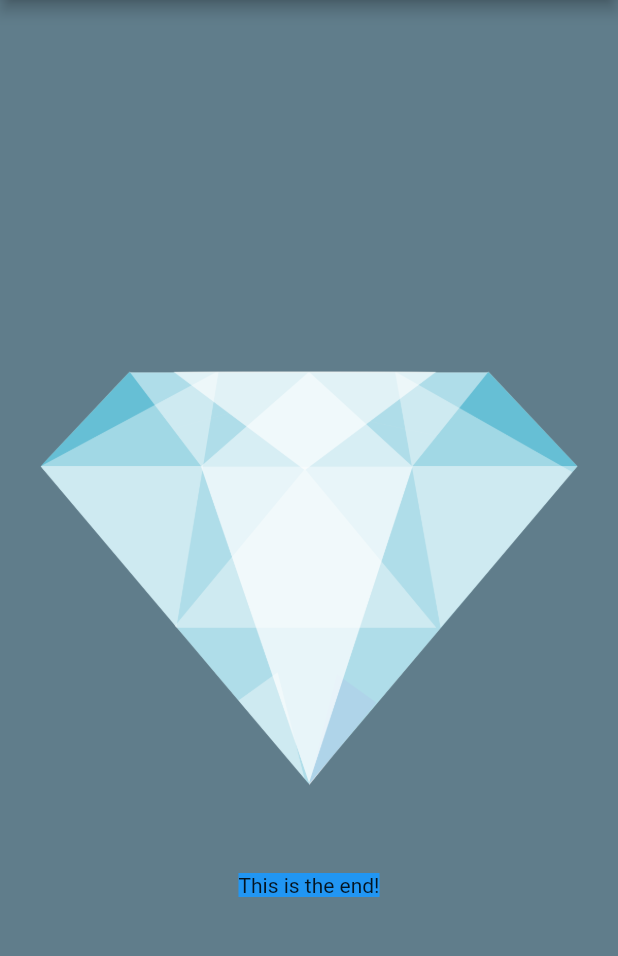
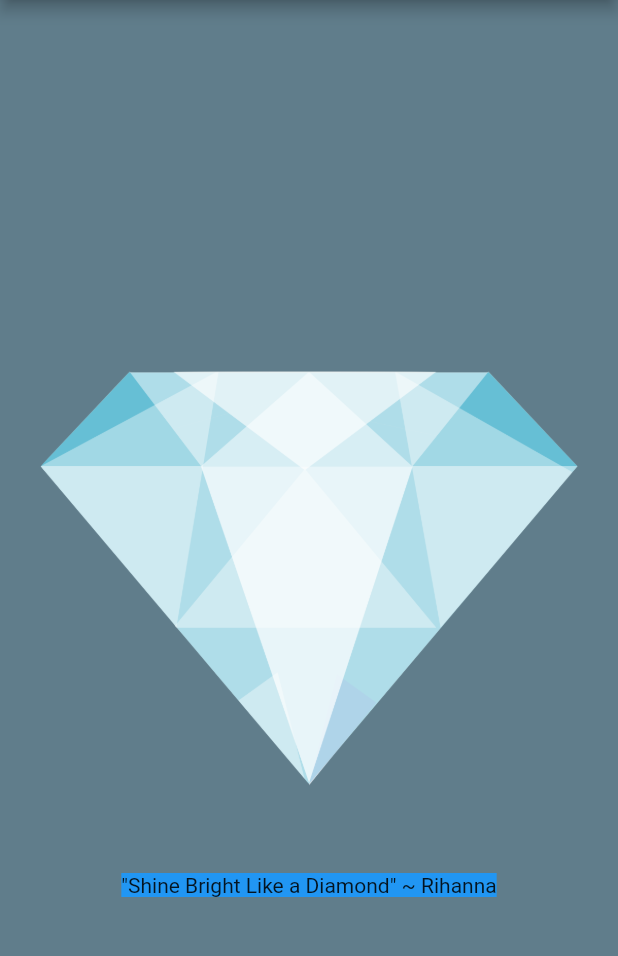
Before and after one commit to Koko-Technologies/i-am-rich-app, a Flutter app: the screen it shows after launch, on a phone screen of 412 x 824 dp, the part 84-1040 px from its top. Run offline on Flutter 3.47's test engine with Material 2 defaults, Android fonts, the phone set to English and light mode, and no system bars.

Commit message:
final commit

```diff
--- a/lib/main.dart
+++ b/lib/main.dart
@@ -22,7 +22,9 @@ class IamRich extends StatelessWidget {
               image: AssetImage('images/diamond.png'),
               fit: BoxFit.contain,
             ),
-            Container(color: Colors.blue, child: Text('This is the end!')),
+            Container(
+                color: Colors.blue,
+                child: Text('\"Shine Bright Like a Diamond\" ~ Rihanna')),
           ],
         ),
       ),
```
